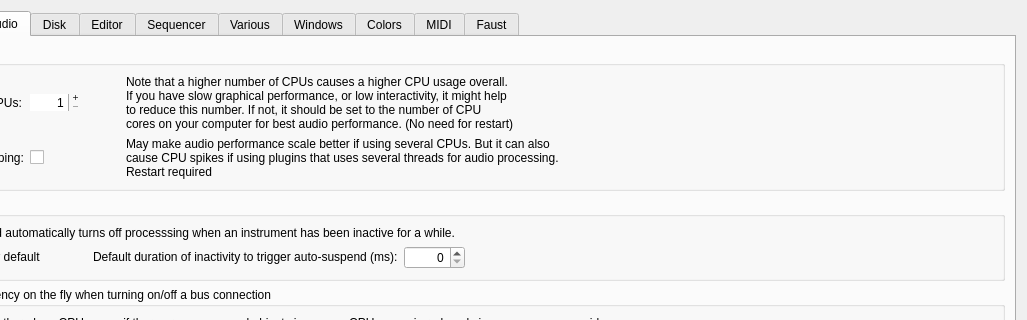
This is Qt/qt4_preferences.ui in kmatheussen/radium as Qt 5 draws it before an edit; both pictures show x 106 to 1133 and y 0 to 320 of the 1133 by 658 pixel window. The edited form follows.
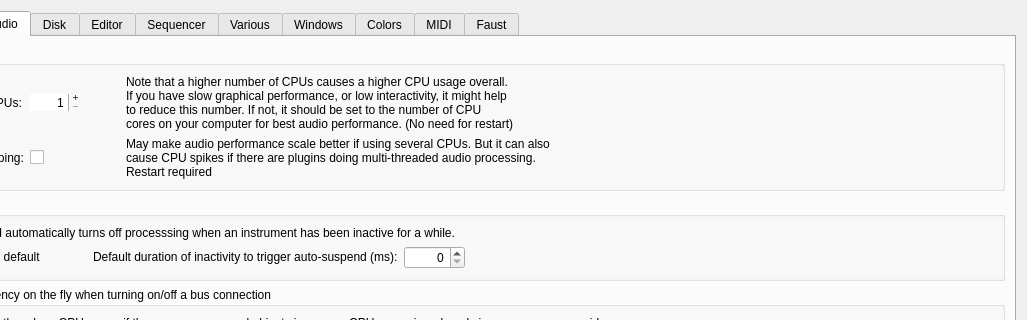
This is the edited form. The open tabs and pages were chosen to show the change.

Commit message: Make the track header instrument popup menu selector run async. Fixes assertion reporter to pop up when loading new preset and there are no preset files in the directory. Might fix other similar problems as well.

The edit to the form file:
```diff
--- a/Qt/qt4_preferences.ui
+++ b/Qt/qt4_preferences.ui
@@ -677,7 +677,7 @@
           <item row="2" column="3">
            <widget class="QLabel" name="label_16">
             <property name="text">
-             <string>&lt;html&gt;&lt;head/&gt;&lt;body&gt;&lt;span style=&quot; color:#000000;&quot;&gt;May make audio performance scale better if using several CPUs. But it can also&lt;br&gt;cause CPU spikes if using plugins that uses several threads for audio processing.&lt;/span&gt;&lt;br&gt;Restart required&lt;/body&gt;&lt;/html&gt;</string>
+             <string>&lt;html&gt;&lt;head/&gt;&lt;body&gt;&lt;span style=&quot; color:#000000;&quot;&gt;May make audio performance scale better if using several CPUs. But it can also&lt;br&gt;cause CPU spikes if there are plugins doing multi-threaded audio processing.&lt;/span&gt;&lt;br&gt;Restart required&lt;/body&gt;&lt;/html&gt;</string>
             </property>
            </widget>
           </item>
```
Left out of the diff: 6 changed lines with no effect on the pictures. The commit also changes 1 other file.
